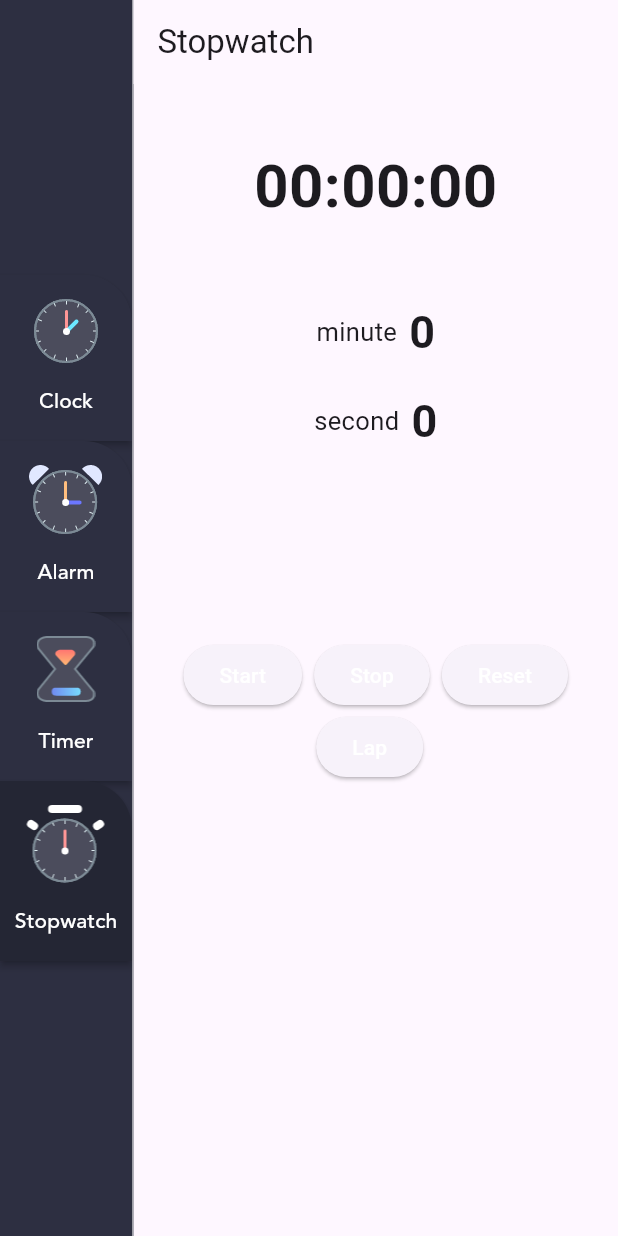
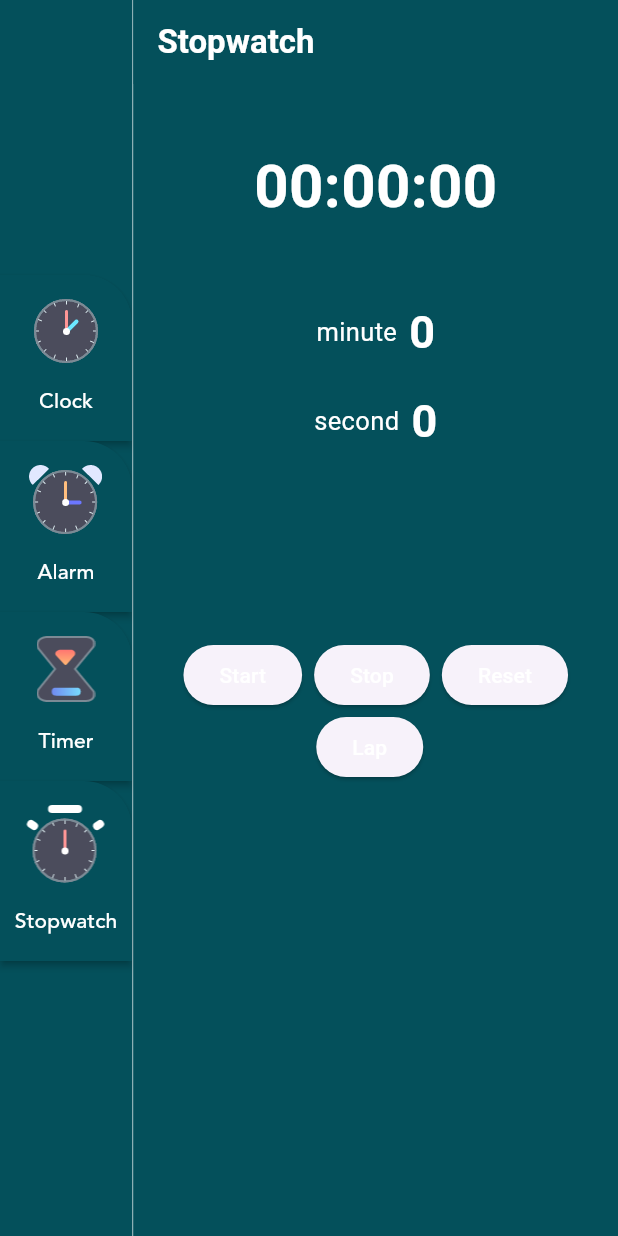
Before and after one commit to adysepn/annoying-clock, a Flutter app: the screen it shows after launch, after a tap on "Alarm", after a tap on "Timer", after a tap on "Stopwatch", on a phone screen of 412 x 824 dp. Run offline on Flutter 3.47's test engine with Material 3 defaults, Android fonts, the light colour scheme and no system bars; our stand-ins replace flutter_local_notifications, sqflite, stop_watch_timer; missing offline and left inert: alarm; accounts and stored records are empty; Roboto replaces fonts that are missing (Helvetica); statements that could not run were skipped.

Commit message:
ubah tampilan

```diff
--- a/lib/app/data/data.dart
+++ b/lib/app/data/data.dart
@@ -11,5 +11,5 @@ List<MenuInfo> menuItems = [
 
 List<AlarmInfo> alarms = [
   AlarmInfo(alarmDateTime: DateTime.now().add(Duration(hours: 1)), title: 'Office', gradientColorIndex: 0),
-  AlarmInfo(alarmDateTime: DateTime.now().add(Duration(hours: 2)), title: 'Sport', gradientColorIndex: 1),
+  AlarmInfo(alarmDateTime: DateTime.now().add(Duration(hours: 2)), title: 'Sport', gradientColorIndex: 0),
 ];
--- a/lib/app/data/theme_data.dart
+++ b/lib/app/data/theme_data.dart
@@ -3,8 +3,8 @@ import 'package:flutter/material.dart';
 class CustomColors {
   static Color primaryTextColor = Colors.white;
   static Color dividerColor = Colors.white54;
-  static Color pageBackgroundColor = Color(0xFF2D2F41);
-  static Color menuBackgroundColor = Color(0xFF242634);
+  static Color pageBackgroundColor = Color.fromARGB(255, 4, 80, 91);
+  static Color menuBackgroundColor = Color.fromARGB(255, 4, 80, 91);
 
   static Color clockBG = Color(0xFF444974);
   static Color clockOutline = Color(0xFFEAECFF);
--- a/lib/app/modules/views/alarm_page.dart
+++ b/lib/app/modules/views/alarm_page.dart
@@ -67,7 +67,14 @@ class _ExampleAlarmHomeScreenState extends State<ExampleAlarmHomeScreen> {
   @override
   Widget build(BuildContext context) {
     return Scaffold(
-      appBar: AppBar(title: const Text('Alarm')),
+       backgroundColor: Color.fromARGB(255, 4, 80, 91),
+      appBar: AppBar(title: const Text('Alarm',
+      style: TextStyle(
+            color: Colors.white, // Set text color to white
+            fontWeight: FontWeight.bold, // Set text to bold
+            ),
+          ),
+          backgroundColor: Color.fromARGB(255, 4, 80, 91)),
       body: SafeArea(
         child: alarms.isNotEmpty
             ? ListView.separated(
@@ -87,10 +94,13 @@ class _ExampleAlarmHomeScreenState extends State<ExampleAlarmHomeScreen> {
                   );
                 },
               )
-            : Center(
+                      : Center(
                 child: Text(
                   "No alarms set",
-                  style: Theme.of(context).textTheme.titleMedium,
+                  style: TextStyle(
+                    color: Colors.white, // Set text color to white
+                    fontSize: 16, // Set font size
+                  ),
                 ),
               ),
       ),
--- a/lib/app/modules/views/count_down_timer_page.dart
+++ b/lib/app/modules/views/count_down_timer_page.dart
@@ -58,8 +58,13 @@ class _State extends State<CountDownTimerPage> {
   Widget build(BuildContext context) {
     return Scaffold(
       appBar: AppBar(
-        title: const Text('Timer'),
+         backgroundColor: Color.fromARGB(255, 4, 80, 91),
+        title: const Text('Timer', style: TextStyle(
+            color: Colors.white, // Set text color to white
+            fontWeight: FontWeight.bold, // Set text to bold
+          ),),
       ),
+       backgroundColor: Color.fromARGB(255, 4, 80, 91),
       body: Scrollbar(
         child: SingleChildScrollView(
           child: Padding(
@@ -87,6 +92,7 @@ class _State extends State<CountDownTimerPage> {
                             displayTime,
                             style: const TextStyle(
                                 fontSize: 40,
+                                 color: Colors.white,
                                 fontFamily: 'Helvetica',
                                 fontWeight: FontWeight.bold),
                           ),
@@ -123,6 +129,7 @@ class _State extends State<CountDownTimerPage> {
                                     'minute',
                                     style: TextStyle(
                                       fontSize: 17,
+                                       color: Colors.white,
                                       fontFamily: 'Helvetica',
                                     ),
                                   ),
@@ -134,6 +141,7 @@ class _State extends State<CountDownTimerPage> {
                                     value.toString(),
                                     style: const TextStyle(
                                         fontSize: 30,
+                                         color: Colors.white,
                                         fontFamily: 'Helvetica',
                                         fontWeight: FontWeight.bold),
                                   ),
@@ -166,6 +174,7 @@ class _State extends State<CountDownTimerPage> {
                                     'second',
                                     style: TextStyle(
                                       fontSize: 17,
+                                       color: Colors.white,
                                       fontFamily: 'Helvetica',
                                     ),
                                   ),
@@ -177,6 +186,7 @@ class _State extends State<CountDownTimerPage> {
                                     value.toString(),
                                     style: const TextStyle(
                                       fontSize: 30,
+                                       color: Colors.white,
                                       fontFamily: 'Helvetica',
                                       fontWeight: FontWeight.bold,
                                     ),
--- a/lib/app/modules/views/count_up_timer_page.dart
+++ b/lib/app/modules/views/count_up_timer_page.dart
@@ -60,8 +60,14 @@ class _State extends State<CountUpTimerPage> {
   Widget build(BuildContext context) {
     return Scaffold(
       appBar: AppBar(
-        title: const Text('Stopwatch'),
+        backgroundColor: Color.fromARGB(255, 4, 80, 91),
+        title: const Text('Stopwatch',
+        style: TextStyle(
+        color: Colors.white, // Set text color to white
+            fontWeight: FontWeight.bold, // Set text to bold
+          ),),
       ),
+      backgroundColor: Color.fromARGB(255, 4, 80, 91),
       body: Scrollbar(
         child: SingleChildScrollView(
           child: Padding(
@@ -89,6 +95,7 @@ class _State extends State<CountUpTimerPage> {
                             displayTime,
                             style: const TextStyle(
                                 fontSize: 40,
+                                 color: Colors.white,
                                 fontFamily: 'Helvetica',
                                 fontWeight: FontWeight.bold),
                           ),
@@ -125,6 +132,7 @@ class _State extends State<CountUpTimerPage> {
                                     'minute',
                                     style: TextStyle(
                                       fontSize: 17,
+                                      color: Colors.white,
                                       fontFamily: 'Helvetica',
                                     ),
                                   ),
@@ -136,6 +144,7 @@ class _State extends State<CountUpTimerPage> {
                                     value.toString(),
                                     style: const TextStyle(
                                         fontSize: 30,
+                                        color: Colors.white,
                                         fontFamily: 'Helvetica',
                                         fontWeight: FontWeight.bold),
                                   ),
@@ -168,6 +177,7 @@ class _State extends State<CountUpTimerPage> {
                                     'second',
                                     style: TextStyle(
                                       fontSize: 17,
+                                      color: Colors.white,
                                       fontFamily: 'Helvetica',
                                     ),
                                   ),
@@ -179,6 +189,7 @@ class _State extends State<CountUpTimerPage> {
                                     value.toString(),
                                     style: const TextStyle(
                                       fontSize: 30,
+                                      color: Colors.white,
                                       fontFamily: 'Helvetica',
                                       fontWeight: FontWeight.bold,
                                     ),
@@ -224,6 +235,7 @@ class _State extends State<CountUpTimerPage> {
                                     '${index + 1} ${data.displayTime}',
                                     style: const TextStyle(
                                         fontSize: 17,
+                                        color: Colors.white,
                                         fontFamily: 'Helvetica',
                                         fontWeight: FontWeight.bold),
                                   ),
--- a/lib/app/modules/views/homepage.dart
+++ b/lib/app/modules/views/homepage.dart
@@ -18,7 +18,7 @@ class _HomePageState extends State<HomePage> {
   @override
   Widget build(BuildContext context) {
     return Scaffold(
-      backgroundColor: CustomColors.pageBackgroundColor,
+       backgroundColor: Color.fromARGB(255, 4, 80, 91),
       body: Row(
         children: <Widget>[
           Column(
```
